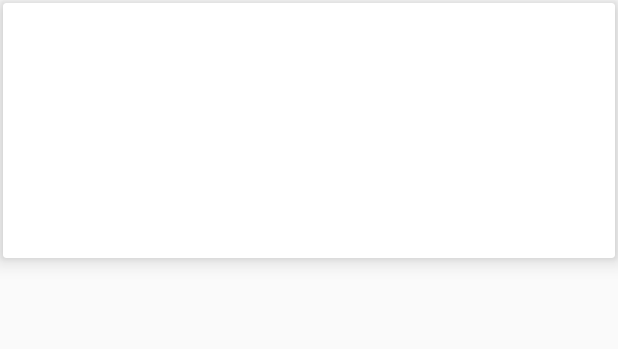
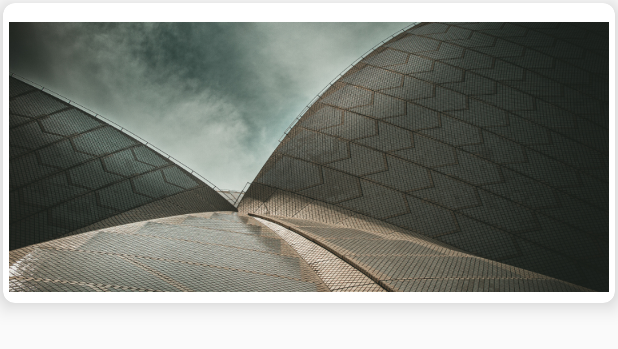
Before and after one commit to gabrielbmoro/AppMaterial, an Android app: the layout view_holder_xyz_item.xml on its own in the app's theme, with its tools: preview values and no code run, on a phone screen of 412 x 824 dp. Shown: the top 349 px of the screen. Run offline under Robolectric (Android 15) with nearby library versions, the phone set to English and light mode, and no system bars.

```diff
--- a/XYZ-reader/app/build.gradle
+++ b/XYZ-reader/app/build.gradle
@@ -59,4 +59,8 @@ dependencies {
     implementation "android.arch.lifecycle:reactivestreams:$lifecycle_version"
     implementation 'com.android.support:support-v4:28.0.0'
 
+    //Glide by Bump tech
+    implementation 'com.github.bumptech.glide:glide:4.8.0'
+    annotationProcessor 'com.github.bumptech.glide:compiler:4.8.0'
+
 }
--- a/XYZ-reader/app/src/main/java/com/example/gabrielmoro/xyz_reader/ui/base/GeneralBaseAdapter.java
+++ b/XYZ-reader/app/src/main/java/com/example/gabrielmoro/xyz_reader/ui/base/GeneralBaseAdapter.java
@@ -19,7 +19,7 @@ import java.util.List;
  */
 public abstract class GeneralBaseAdapter<T> extends RecyclerView.Adapter<GeneralViewHolder> {
 
-    private List<T> elements;
+    protected List<T> elements;
 
     public GeneralBaseAdapter(@NonNull List<T> aLstElements) {
         elements = aLstElements;
@@ -40,8 +40,8 @@ public abstract class GeneralBaseAdapter<T> extends RecyclerView.Adapter<General
     @Override
     public void onBindViewHolder(@NonNull GeneralViewHolder generalViewHolder, int i) {
         ViewDataBinding binding = DataBindingUtil.getBinding(generalViewHolder.itemView);
-       // if (binding != null)
-           // binding.setVariable(BR.viewModel, elements.get(i));
+        if (binding != null)
+            binding.setVariable(BR.viewModel, elements.get(i));
     }
 
 
--- a/XYZ-reader/app/src/main/res/layout/view_holder_xyz_item.xml
+++ b/XYZ-reader/app/src/main/res/layout/view_holder_xyz_item.xml
@@ -11,10 +11,38 @@
 
     <android.support.v7.widget.CardView
         android:layout_width="match_parent"
-        android:layout_height="170dp"
-        android:layout_margin="2dp"
-        app:cardCornerRadius="2dp"
-        app:cardElevation="8dp">
+        android:layout_height="@dimen/cardViewHeight"
+        android:layout_margin="@dimen/cardViewMargin"
+        app:cardCornerRadius="@dimen/cardViewRadius"
+        app:cardElevation="@dimen/cardViewElevation">
+
+        <FrameLayout
+            android:layout_width="match_parent"
+            android:layout_height="wrap_content">
+
+            <ImageView
+                android:id="@+id/ivCardImage"
+                android:layout_width="match_parent"
+                android:layout_height="@dimen/imageCardViewHeight"
+                android:layout_gravity="center"
+                android:layout_marginStart="@dimen/cardImageViewMarginLeftAndRight"
+                android:layout_marginTop="@dimen/cardImageViewMarginTop"
+                android:layout_marginEnd="@dimen/cardImageViewMarginLeftAndRight"
+                android:layout_marginBottom="@dimen/cardImageViewMarginBottom"
+                android:scaleType="centerCrop"
+                android:src="@drawable/image_card_test"
+                android:contentDescription="@string/imageContentDescription" />
+
+            <TextView
+                style="@style/TextAppearance.CardView.Caption"
+                android:layout_width="match_parent"
+                android:layout_height="wrap_content"
+                android:layout_gravity="bottom"
+                android:layout_margin="@dimen/cardViewTextMargin"
+                android:text="@{viewModel.title}" />
+
+        </FrameLayout>
+
 
     </android.support.v7.widget.CardView>
 </layout>
--- /dev/null
+++ b/XYZ-reader/app/src/main/res/values/dimen.xml
@@ -0,0 +1,14 @@
+<?xml version="1.0" encoding="utf-8"?>
+<resources>
+
+    <dimen name="cardViewHeight">200dp</dimen>
+    <dimen name="cardViewMargin">2dp</dimen>
+    <dimen name="cardViewRadius">8dp</dimen>
+    <dimen name="cardViewElevation">8dp</dimen>
+    <dimen name="cardViewTextMargin">18dp</dimen>
+    <dimen name="imageCardViewHeight">180dp</dimen>
+    <dimen name="cardImageViewMarginTop">10dp</dimen>
+    <dimen name="cardImageViewMarginBottom">4dp</dimen>
+    <dimen name="cardImageViewMarginLeftAndRight">4dp</dimen>
+
+</resources>
--- a/XYZ-reader/app/src/main/res/values/strings.xml
+++ b/XYZ-reader/app/src/main/res/values/strings.xml
@@ -1,3 +1,4 @@
 <resources>
     <string name="app_name">XYZ-reader</string>
+    <string name="imageContentDescription">Image used for each item</string>
 </resources>
--- a/XYZ-reader/app/src/main/res/values/styles.xml
+++ b/XYZ-reader/app/src/main/res/values/styles.xml
@@ -8,4 +8,11 @@
         <item name="colorAccent">@color/colorAccent</item>
     </style>
 
+    <style name="TextAppearance.CardView.Caption" parent="TextAppearance.AppCompat.Caption">
+        <item name="android:textSize">24sp</item>
+        <item name="android:textStyle">bold</item>
+        <item name="android:textColor">@android:color/white</item>
+        <item name="android:gravity">center_vertical|end</item>
+    </style>
+
 </resources>
```
Also changed, not shown: XYZ-reader/app/src/main/java/com/example/gabrielmoro/xyz_reader/ui/mainScreen/MainActivity.java (+30 -5 lines), XYZ-reader/app/src/main/java/com/example/gabrielmoro/xyz_reader/ui/mainScreen/MainViewModel.java (added, +22 -0 lines), XYZ-reader/app/src/main/java/com/example/gabrielmoro/xyz_reader/ui/mainScreen/adapter/LoadImageURLContract.java (added, +10 -0 lines), XYZ-reader/app/src/main/java/com/example/gabrielmoro/xyz_reader/ui/mainScreen/adapter/XYZAdapterList.java (+33 -2 lines), XYZ-reader/app/src/main/java/com/example/gabrielmoro/xyz_reader/ui/mainScreen/adapter/XYZViewModel.java (+38 -4 lines), XYZ-reader/app/src/main/res/layout/activity_main.xml (+14 -2 lines), XYZ-reader/app/src/main/res/drawable/image_card_test.jpg (added).
